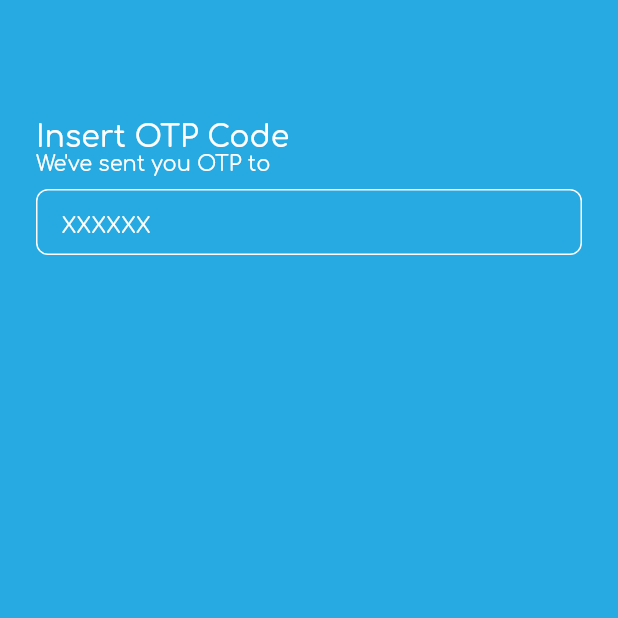
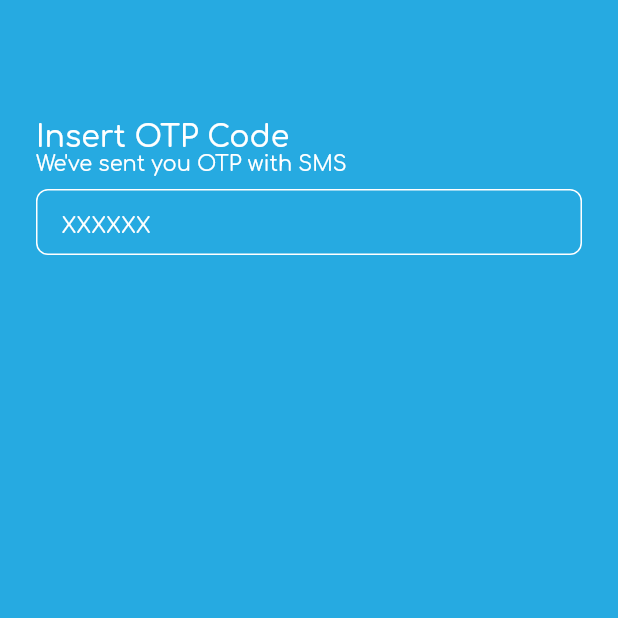
Before and after one commit to glenrynaldyhermanus/qucek, a Flutter app: the LoginPageWidget screen opened directly, on a phone screen of 412 x 824 dp, the top half of it. Run offline on Flutter 3.47's test engine with Material 2 defaults, Android fonts, the phone set to English and light mode, and no system bars; drawn by our look-alikes of auto_size_text; our stand-ins replace built_collection, built_value, cloud_firestore, firebase_auth, firebase_core, font_awesome_flutter and 5 more; accounts and stored records are empty; generated files the repository leaves out were written again.

Commit message:
Updating to latest FlutterFlow output.

```diff
--- a/lib/login_page/login_page_widget.dart
+++ b/lib/login_page/login_page_widget.dart
@@ -63,7 +63,7 @@ class _LoginPageWidgetState extends State<LoginPageWidget> {
                     mainAxisSize: MainAxisSize.max,
                     children: [
                       Text(
-                        'We\'ve sent you OTP to ',
+                        'We\'ve sent you OTP with SMS',
                         style: FlutterFlowTheme.bodyText1.override(
                           fontFamily: 'Comfortaa',
                         ),
```
